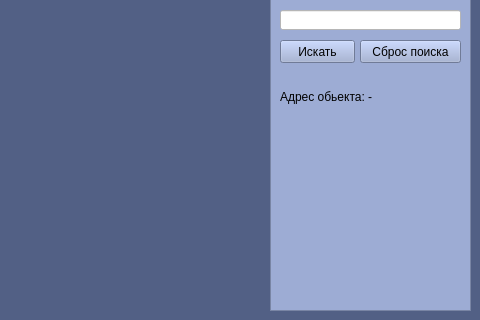
Qt form ui_files/un.ui (sedoisd/big_task_map) before a commit; both pictures show x 350 to 830 and y 150 to 470 of the 830 by 470 pixel window.
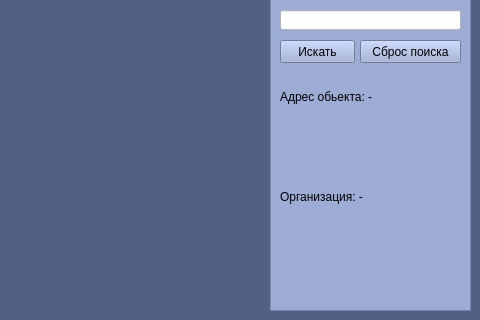
The same form after that commit.

Diff of the .ui file:
```diff
--- a/ui_files/un.ui
+++ b/ui_files/un.ui
@@ -164,7 +164,7 @@
        <x>10</x>
        <y>230</y>
        <width>171</width>
-       <height>101</height>
+       <height>91</height>
       </rect>
      </property>
      <property name="text">
@@ -219,6 +219,25 @@
       </item>
      </layout>
     </widget>
+    <widget class="QLabel" name="label_organization">
+     <property name="geometry">
+      <rect>
+       <x>10</x>
+       <y>330</y>
+       <width>171</width>
+       <height>91</height>
+      </rect>
+     </property>
+     <property name="text">
+      <string>Организация: -</string>
+     </property>
+     <property name="alignment">
+      <set>Qt::AlignLeading|Qt::AlignLeft|Qt::AlignTop</set>
+     </property>
+     <property name="wordWrap">
+      <bool>true</bool>
+     </property>
+    </widget>
    </widget>
   </widget>
  </widget>
```
Left out of the diff: 3 changed lines with no effect on the pictures.
